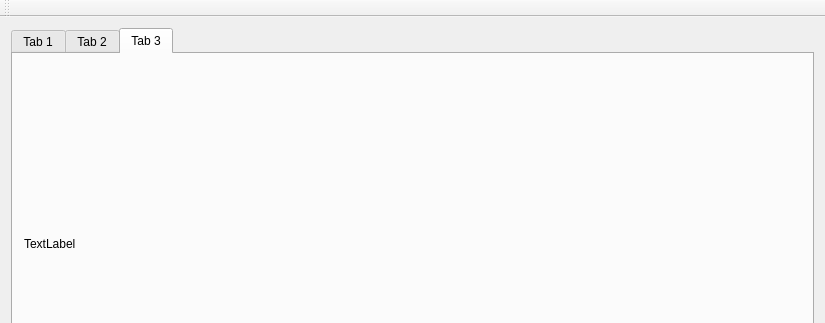
The window that mainwindow.ui (stelzch/holmos-gui-qt) describes before a commit, drawn with Qt 5; both pictures show x 0 to 825 and y 0 to 323 of the 825 by 468 pixel window.
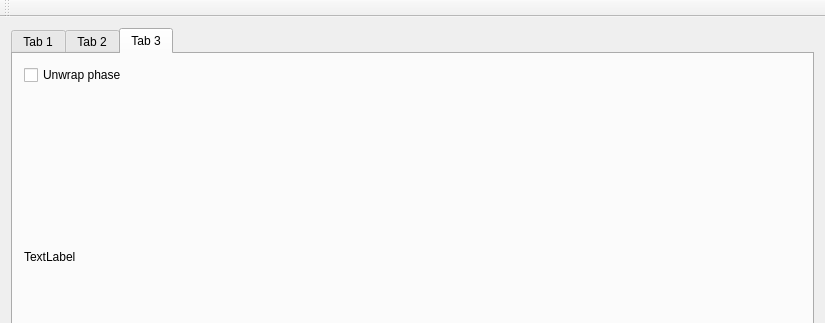
The same window after the commit. The open tabs and pages were chosen to show the change.

Commit message: Debug version reads from image begin of phase unwrap implementation, correct calculation of r2s array ready.

What changed in the file:
```diff
--- a/mainwindow.ui
+++ b/mainwindow.ui
@@ -108,6 +108,17 @@
         <string>Tab 3</string>
        </attribute>
        <layout class="QVBoxLayout" name="verticalLayout_2">
+        <item>
+         <layout class="QVBoxLayout" name="verticalLayout_3">
+          <item>
+           <widget class="QCheckBox" name="phaseUnwrapCheck">
+            <property name="text">
+             <string>Unwrap phase</string>
+            </property>
+           </widget>
+          </item>
+         </layout>
+        </item>
         <item>
          <widget class="QLabel" name="phaseAngle">
           <property name="text">
```
Left out of the diff: 4 changed lines with no effect on the pictures. The commit also changes 5 other files.
